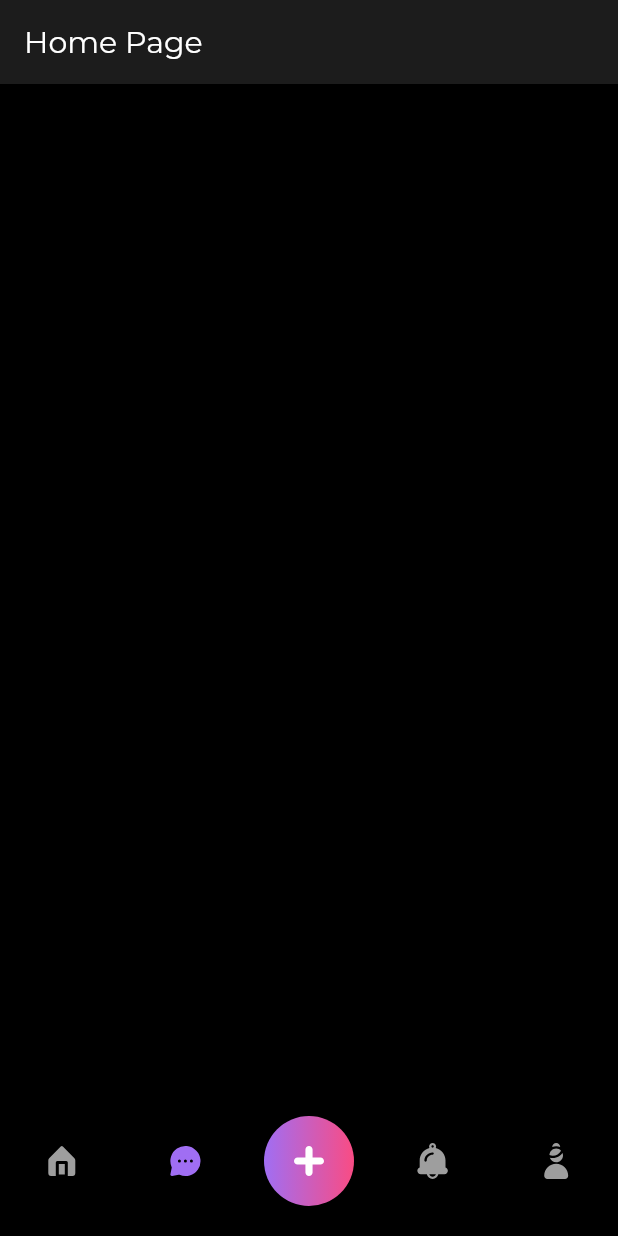
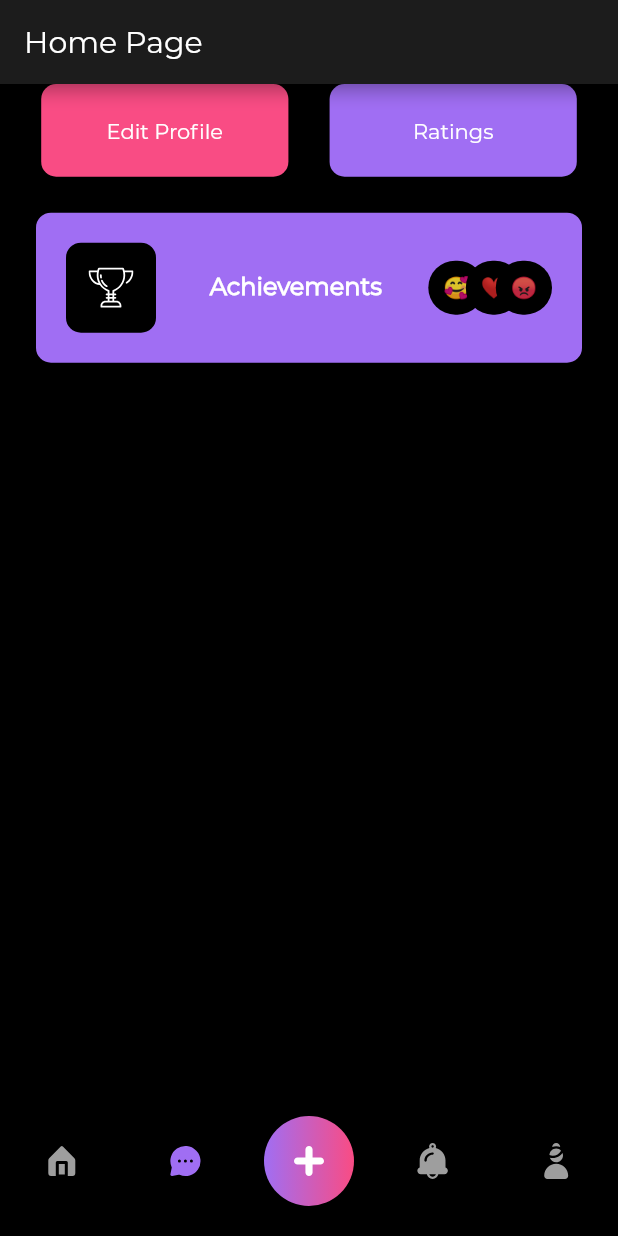
Before and after one commit to trey-rosius/more_life, a Flutter app: the screen it shows after launch, item 2 of the bottom bar chosen, on a phone screen of 412 x 824 dp. Run offline on Flutter 3.47's test engine with Material 2 defaults, Android fonts, the phone set to English and light mode, and no system bars; our stand-ins replace cached_network_image, flutter_svg, image_cropper, image_picker, timeago; missing offline and left inert: amplify_api, amplify_auth_cognito, amplify_datastore, amplify_datastore_plugin_interface, amplify_flutter, amplify_storage_s3; accounts and stored records are empty; statements that could not run were skipped.

Commit message:
more updates

```diff
--- a/lib/repository/profile_repository.dart
+++ b/lib/repository/profile_repository.dart
@@ -190,6 +190,9 @@ Future<User>getUserProfile(String userId) async{
 
     List<User> user = await Amplify.DataStore.query(User.classType, where: User.ID.eq(userId));
     print(user[0]);
+    firstNamesController.text = user[0].firstName;
+    lastNamesController.text = user[0].lastName;
+
 
     return user[0];
 
--- a/lib/screens/login_screen.dart
+++ b/lib/screens/login_screen.dart
@@ -2,7 +2,7 @@ import 'dart:async';
 
 import 'package:amp_auth/repository/login_repository.dart';
 import 'package:amp_auth/repository/profile_repository.dart';
-import 'package:amp_auth/screens/edit_profile.dart';
+import 'package:amp_auth/screens/edit_profile_screen.dart';
 import 'package:amp_auth/utils/app_theme.dart';
 import 'package:amplify_auth_cognito/amplify_auth_cognito.dart';
 import 'package:amplify_flutter/amplify.dart';
--- a/lib/screens/otp_screen.dart
+++ b/lib/screens/otp_screen.dart
@@ -1,4 +1,4 @@
-import 'package:amp_auth/screens/edit_profile.dart';
+import 'package:amp_auth/screens/edit_profile_screen.dart';
 import 'package:amplify_auth_cognito/amplify_auth_cognito.dart';
 import 'package:amplify_flutter/amplify.dart';
 import 'package:flutter/material.dart';
--- a/lib/screens/profile_screen.dart
+++ b/lib/screens/profile_screen.dart
@@ -1,9 +1,11 @@
 import 'package:amp_auth/models/User.dart';
 import 'package:amp_auth/repository/profile_repository.dart';
+import 'package:amp_auth/screens/edit_profile_screen.dart';
 import 'package:amp_auth/utils/app_theme.dart';
 import 'package:amp_auth/utils/size_config.dart';
 import 'package:cached_network_image/cached_network_image.dart';
 import 'package:flutter/material.dart';
+import 'package:flutter_svg/svg.dart';
 import 'package:provider/provider.dart';
 
 class ProfileScreen extends StatefulWidget {
@@ -27,8 +29,8 @@ class _ProfileScreenState extends State<ProfileScreen> {
             if(user != null){
               return SliverToBoxAdapter(
                 child: Container(
-                  height: 300.toHeight,
-                  padding: EdgeInsets.only(top: 30),
+                  height: 250.toHeight,
+                  padding: EdgeInsets.only(top: 3),
 
                   child: Column(
                     children: [
@@ -92,7 +94,8 @@ class _ProfileScreenState extends State<ProfileScreen> {
                             )
                           ],
                         ),
-                      )
+                      ),
+
                     ],
                   ),
                 ),
@@ -100,7 +103,129 @@ class _ProfileScreenState extends State<ProfileScreen> {
             }else{
               return SliverToBoxAdapter(child: SizedBox(),);
             }
-    },))
+    },)),
+          SliverToBoxAdapter(
+            child: Container(
+              padding: EdgeInsets.only(bottom: 20),
+              child: Row(
+                mainAxisAlignment: MainAxisAlignment.spaceEvenly,
+                children: [
+                  Container(
+                    height: 50.toHeight,
+                    width: SizeConfig.screenWidth/2.5,
+                    child: ElevatedButton(
+                      style: ButtonStyle(
+
+                        backgroundColor: MaterialStateProperty.all(ThemeColor.secondary),
+                        shape: MaterialStateProperty.all(RoundedRectangleBorder(borderRadius: BorderRadius.circular(10))),
+                      ),
+                        onPressed: (){
+
+                          Navigator.push(context, MaterialPageRoute(builder: (context){
+                            // return RegisterScreen();
+                            //return LoginScreen();
+
+                            return ChangeNotifierProvider(create: (_)=>ProfileRepository.instance(),
+                              child: EditProfileScreen(),);
+
+
+                          }));
+
+                    }, child: Text("Edit Profile")),
+                  ),
+                  Container(
+                    height: 50.toHeight,
+                    width: SizeConfig.screenWidth/2.5,
+                    child: ElevatedButton(
+                        style: ButtonStyle(
+                          backgroundColor: MaterialStateProperty.all(ThemeColor.primary),
+                          shape: MaterialStateProperty.all(RoundedRectangleBorder(borderRadius: BorderRadius.circular(10))),
+                        ),
+                        onPressed: (){
+
+                        }, child: Text("Ratings")),
+                  ),
+                ],
+              ),
+            ),
+          ),
+          SliverToBoxAdapter(
+            child: Column(
+              children: [
+                Container(
+                  padding: EdgeInsets.symmetric(horizontal: 20),
+                  child: Card(
+                    shape: RoundedRectangleBorder(borderRadius: BorderRadius.circular(10)),
+                    elevation: 10,
+                    color: ThemeColor.primary,
+                    child: Container(
+
+                      padding: EdgeInsets.symmetric(horizontal: 20,vertical: 20),
+                      child: Row(
+                        mainAxisAlignment: MainAxisAlignment.spaceBetween,
+                        children: [
+                          Container(
+
+
+                            decoration: BoxDecoration(
+                                color: Colors.black,
+                              borderRadius: BorderRadius.circular(10)
+                            ),
+                            padding:EdgeInsets.all(15),
+                            child: SvgPicture.asset(
+                              'assets/svg/trophy.svg',
+                              fit: BoxFit.cover,
+                              height: 30,
+                              width: 30,
+                              color: Colors.white,
+
+                            ),
+                          ),
+                          Container(
+                            padding: EdgeInsets.only(left: 10),
+                            child:Text("Achievements",style: TextStyle(fontWeight: FontWeight.bold,color: Colors.white,fontSize: 16),),
+                          ),
+                          Container(
+                            child: Stack(
+                              children: [
+                                Container(
+                                    margin: EdgeInsets.only(left: 5),
+                                  padding: EdgeInsets.all(10),
+                                    decoration: BoxDecoration(
+                                        color: Colors.black,
+                                        borderRadius: BorderRadius.circular(20)
+                                    ),
+
+                                    child: Text("🥰")),
+                                Container(
+                                    margin: EdgeInsets.only(left: 30),
+                                    padding: EdgeInsets.all(10),
+                                    decoration: BoxDecoration(
+                                        color: Colors.black,
+                                        borderRadius: BorderRadius.circular(20)
+                                    ),
+
+                                    child: Text("❤️")),
+                                Container(
+                                    margin: EdgeInsets.only(left: 50),
+                                    padding: EdgeInsets.all(10),
+                                    decoration: BoxDecoration(
+                                        color: Colors.black,
+                                        borderRadius: BorderRadius.circular(20)
+                                    ),
+
+                                    child: Text('😡')),
+                              ],
+                            ),
+                          )
+                        ],
+                      ),
+                    ),
+                  ),
+                )
+              ],
+            ),
+          )
         ],
       ),
     );
--- a/lib/utils/app_theme.dart
+++ b/lib/utils/app_theme.dart
@@ -19,5 +19,6 @@ class ThemeColor {
   static const Color greyColor = Color(0xFF161616);
   static const Color chatBoxOther = Color(0xFF3d3d3f);
   static const Color secondary = Color(0xFFf94c84);
+  static const Color cardBackground = Color(0xFF434343);
 
 }
```
Also changed, not shown: lib/screens/create_profile_screen.dart (added, +506 -0 lines), assets/svg/trophy.svg (added), lib/screens/edit_profile_screen.dart (renamed from lib/screens/edit_profile.dart).
